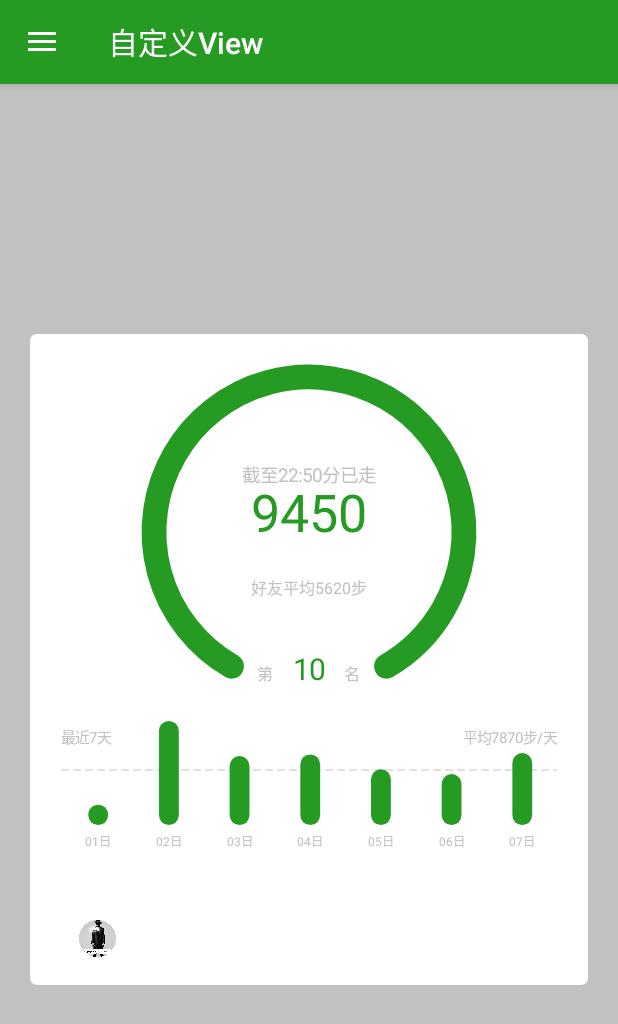
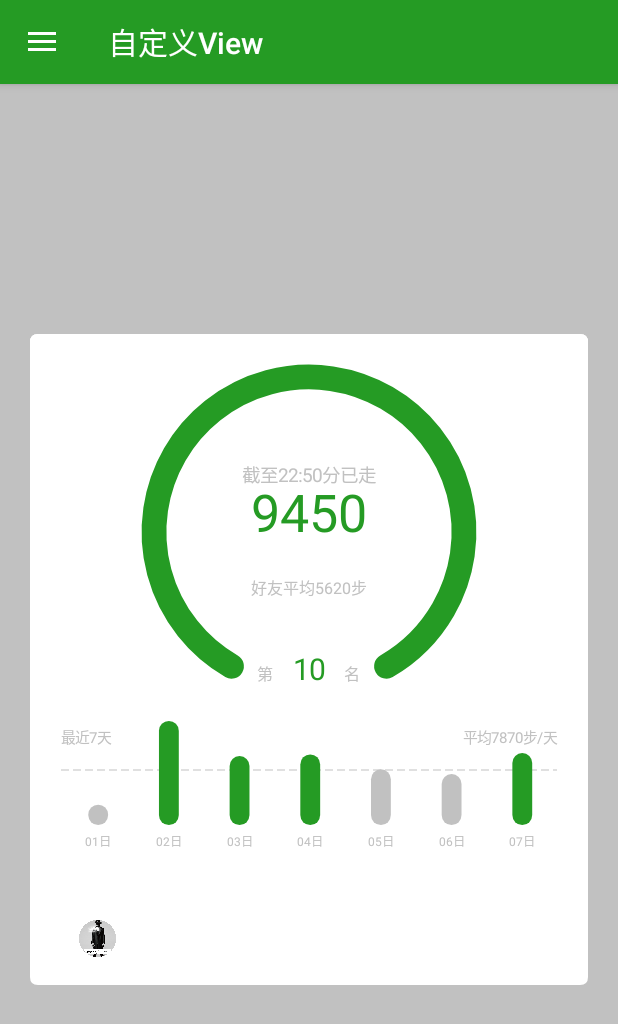
Before and after one commit to burgessjp/MaterialDesignDemo, an Android app: the screen it shows after launch (MainActivity), in the side drawer, after a tap on "自定义View", on a phone screen of 412 x 824 dp. Shown: the top 1024 px of the screen. Run offline under Robolectric (Android 15) with nearby library versions, the phone set to English and light mode, and no system bars; our stand-ins replace Picasso; pictures from the network do not load.

Commit message:
优化QQ健康的自定义View

```diff
--- a/app/src/main/java/ren/solid/materialdesigndemo/activity/MainActivity.java
+++ b/app/src/main/java/ren/solid/materialdesigndemo/activity/MainActivity.java
@@ -31,7 +31,7 @@ public class MainActivity extends BaseActivity {
     private Fragment mCurrentFragment;
 
     @Override
-    protected int setLayoutResourseID() {
+    protected int setLayoutResourceID() {
         return R.layout.activity_main;
     }
 
@@ -42,9 +42,9 @@ public class MainActivity extends BaseActivity {
 
     @Override
     protected void initView() {
-        mToolbar = (Toolbar) findViewById(R.id.toolbar);
-        mDrawerLayout = (DrawerLayout) findViewById(R.id.drawer_layout);
-        mNavigationView = (NavigationView) findViewById(R.id.navigation_view);
+        mToolbar = customFindViewById(R.id.toolbar);
+        mDrawerLayout = customFindViewById(R.id.drawer_layout);
+        mNavigationView = customFindViewById(R.id.navigation_view);
 
         mToolbar.setTitle("首页");
         //这句一定要在下面几句之前调用，不然就会出现点击无反应
--- a/app/src/main/java/ren/solid/materialdesigndemo/activity/base/BaseActivity.java
+++ b/app/src/main/java/ren/solid/materialdesigndemo/activity/base/BaseActivity.java
@@ -3,6 +3,7 @@ package ren.solid.materialdesigndemo.activity.base;
 import android.content.Intent;
 import android.os.Bundle;
 import android.support.v7.app.AppCompatActivity;
+import android.view.View;
 
 /**
  * Created by _SOLID
@@ -14,7 +15,7 @@ public abstract class BaseActivity extends AppCompatActivity {
     @Override
     protected void onCreate(Bundle savedInstanceState) {
         super.onCreate(savedInstanceState);
-        setContentView(setLayoutResourseID());
+        setContentView(setLayoutResourceID());
         init();
         initView();
         initData();
@@ -32,7 +33,12 @@ public abstract class BaseActivity extends AppCompatActivity {
 
     protected abstract void initView();
 
-    protected abstract int setLayoutResourseID();
+    protected abstract int setLayoutResourceID();
+
+    protected <T extends View> T customFindViewById(int id) {
+        return (T) super.findViewById(id);
+    }
+
 
     protected void startActivityWithoutExtras(Class<?> clazz) {
         Intent intent = new Intent(this, clazz);
--- a/app/src/main/java/ren/solid/materialdesigndemo/fragment/BookFragment.java
+++ b/app/src/main/java/ren/solid/materialdesigndemo/fragment/BookFragment.java
@@ -4,6 +4,7 @@ import android.app.AlertDialog;
 import android.content.DialogInterface;
 import android.support.design.widget.FloatingActionButton;
 import android.support.v7.widget.LinearLayoutManager;
+import android.util.Log;
 import android.view.LayoutInflater;
 import android.view.View;
 import android.view.ViewGroup;
@@ -61,9 +62,9 @@ public class BookFragment extends BaseFragment implements View.OnClickListener {
 
     @Override
     protected void initView() {
-        mFABSearch = (FloatingActionButton) getContentView().findViewById(R.id.fab_search);
+        mFABSearch = customFindViewById(R.id.fab_search);
         LinearLayoutManager LayoutManager = new LinearLayoutManager(getContext());
-        mRecyclerView = (XRecyclerView) getContentView().findViewById(R.id.recyclerview);
+        mRecyclerView = customFindViewById(R.id.recyclerview);
         mBookAdapter = new BookAdapter(getMContext(), new ArrayList<BookBean>());
         mRecyclerView.setAdapter(mBookAdapter);
         mRecyclerView.setLayoutManager(LayoutManager);
@@ -131,8 +132,7 @@ public class BookFragment extends BaseFragment implements View.OnClickListener {
 
             @Override
             public void onError(Exception e) {
-                getProgressDialog().hide();
-                System.out.println("onError:" + e);
+                Log.e(TAG,"onError:" + e);
             }
         });
     }
--- a/app/src/main/java/ren/solid/materialdesigndemo/fragment/MainFragment.java
+++ b/app/src/main/java/ren/solid/materialdesigndemo/fragment/MainFragment.java
@@ -18,11 +18,10 @@ import ren.solid.materialdesigndemo.fragment.base.BaseFragment;
  * Date:2016/3/30
  * Time:11:29
  */
-public class MainFragment extends BaseFragment{
+public class MainFragment extends BaseFragment {
 
     private TabLayout mTabLayout;
     private ViewPager mViewPager;
-
 
 
     @Override
@@ -32,8 +31,8 @@ public class MainFragment extends BaseFragment{
 
     @Override
     protected void initView() {
-        mTabLayout = (TabLayout) getContentView().findViewById(R.id.sliding_tabs);
-        mViewPager = (ViewPager) getContentView().findViewById(R.id.viewpager);
+        mTabLayout = customFindViewById(R.id.sliding_tabs);
+        mViewPager = customFindViewById(R.id.viewpager);
 
 
         List<String> titles = new ArrayList<>();
--- a/app/src/main/java/ren/solid/materialdesigndemo/fragment/base/BaseFragment.java
+++ b/app/src/main/java/ren/solid/materialdesigndemo/fragment/base/BaseFragment.java
@@ -44,6 +44,10 @@ public abstract class BaseFragment extends Fragment {
     protected void initView() {
     }
 
+    protected <T extends View> T customFindViewById(int id) {
+        return (T) mContentView.findViewById(id);
+    }
+
     protected abstract View setContentView(LayoutInflater inflater, ViewGroup container);
 
     protected View getContentView() {
--- a/app/src/main/java/ren/solid/materialdesigndemo/view/QQHealthView.java
+++ b/app/src/main/java/ren/solid/materialdesigndemo/view/QQHealthView.java
@@ -324,6 +324,8 @@ public class QQHealthView extends View {
             startX = 55.f / 450.f * mWidth + i * (57.f / 450.f * mWidth);
             stopX = startX;
             stopY = startY - barHeight;
+            if (mSteps[i] < mAverageStep) mBarPaint.setColor(Color.parseColor("#C1C1C1"));
+            else mBarPaint.setColor(mThemeColor);
             canvas.drawLine(startX, startY, stopX, stopY, mBarPaint);
             canvas.drawText("0" + (i + 1) + "日", startX, startY + 25.f / 525.f * mHeight, mTextPaint);
         }
```
Also changed, not shown: app/src/main/java/ren/solid/materialdesigndemo/activity/BookDetailActivity.java (+8 -8 lines).
